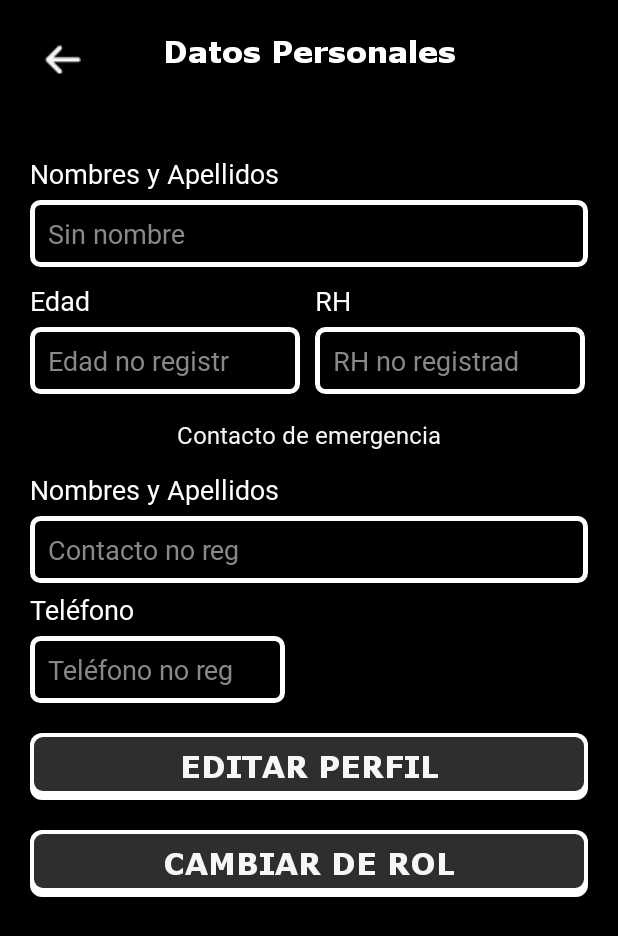
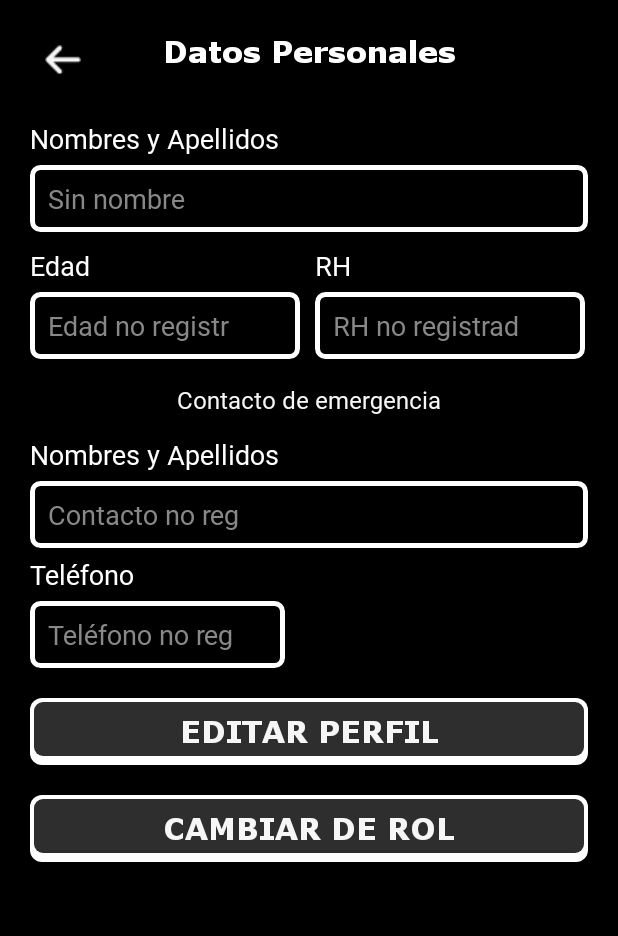
Before and after one commit to ErickNGonzalezR/Redscate_v2, an Android app: the Perfil screen opened directly, with no data from a screen before it, on a phone screen of 412 x 824 dp. Shown: the top 936 px of the screen. Run offline under Robolectric (Android 15) with nearby library versions, the phone set to English and light mode, and no system bars.

Commit message:
correcion de dimensiones

```diff
--- a/app/src/main/java/com/example/redscate/EditarPerfil.kt
+++ b/app/src/main/java/com/example/redscate/EditarPerfil.kt
@@ -146,7 +146,7 @@ class EditarPerfil : AppCompatActivity() {
                 blurBackground.visibility = View.GONE
                 gifExito.visibility = View.GONE
                 startActivity(Intent(this, Perfil::class.java))
-            }, 3500)
+            }, 3250)
 
         }
         val botonAtras = findViewById<ImageView>(R.id.atras)
--- a/app/src/main/res/layout/activity_perfil.xml
+++ b/app/src/main/res/layout/activity_perfil.xml
@@ -28,7 +28,7 @@
         <TextView
             android:id="@+id/nombre_apellido_tw"
             style="@style/AppTheme.3er_titulo_perfil"
-            android:layout_marginTop="43dp"
+            android:layout_marginTop="20dp"
             android:text="Nombres y Apellidos"
             app:layout_constraintStart_toStartOf="parent"
             app:layout_constraintTop_toBottomOf="@id/atras"/>
```
